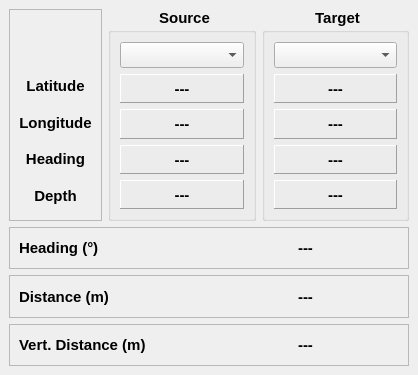
Qt form ui/guidance_dock_base.ui (jrenken/qgis-PosiView) before a commit.
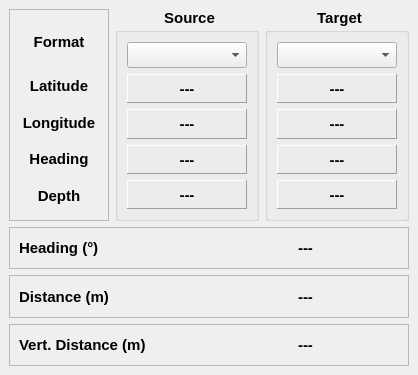
The same form after that commit. Icons and pictures are not drawn.

Commit message: switch format in guidance dock add position display in statusbar

```diff
--- a/ui/guidance_dock_base.ui
+++ b/ui/guidance_dock_base.ui
@@ -36,7 +36,7 @@
          <item>
           <widget class="QPushButton" name="pushButtonFontSize">
            <property name="enabled">
-            <bool>false</bool>
+            <bool>true</bool>
            </property>
            <property name="minimumSize">
             <size>
@@ -45,7 +45,7 @@
             </size>
            </property>
            <property name="text">
-            <string/>
+            <string>Format</string>
            </property>
            <property name="flat">
             <bool>true</bool>
```
Left out of the diff: 2 changed lines with no effect on the pictures. The commit also changes 3 other files.
